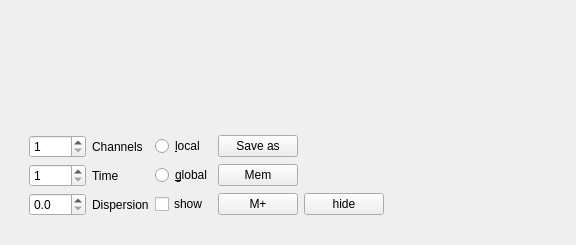
Old version of the form src/spectre.ui in the repository vtyulb/BSA-Analytics.
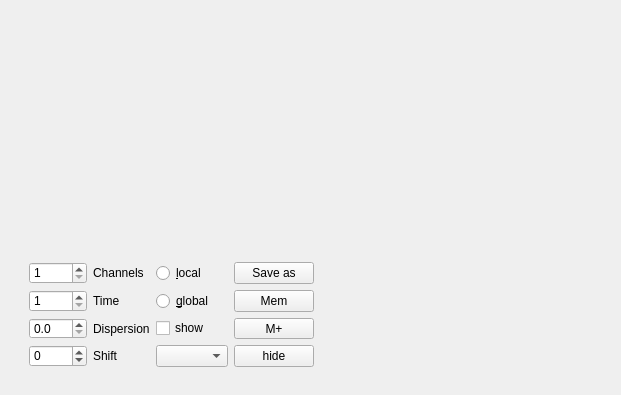
New version of the form. Custom widgets are drawn as their Qt base class.

Commit message: different color models && dispersion shift

What changed in the file:
```diff
--- a/src/spectre.ui
+++ b/src/spectre.ui
@@ -6,8 +6,8 @@
    <rect>
     <x>0</x>
     <y>0</y>
-    <width>576</width>
-    <height>238</height>
+    <width>621</width>
+    <height>395</height>
    </rect>
   </property>
   <property name="windowTitle">
@@ -35,7 +35,7 @@
      <property name="maximumSize">
       <size>
        <width>16777215</width>
-       <height>120</height>
+       <height>140</height>
       </size>
      </property>
      <layout class="QHBoxLayout" name="horizontalLayout_2">
@@ -48,6 +48,13 @@
          </size>
         </property>
         <layout class="QGridLayout" name="gridLayout">
+         <item row="2" column="3">
+          <widget class="QPushButton" name="mem">
+           <property name="text">
+            <string>Mem</string>
+           </property>
+          </widget>
+         </item>
          <item row="0" column="3">
           <widget class="QPushButton" name="saver">
            <property name="text">
@@ -99,20 +106,6 @@
            </property>
           </widget>
          </item>
-         <item row="2" column="3">
-          <widget class="QPushButton" name="mem">
-           <property name="text">
-            <string>Mem</string>
-           </property>
-          </widget>
-         </item>
-         <item row="3" column="3">
-          <widget class="QPushButton" name="memPlus">
-           <property name="text">
-            <string>M+</string>
-           </property>
-          </widget>
-         </item>
          <item row="0" column="2">
           <widget class="QRadioButton" name="local">
            <property name="text">
@@ -134,13 +127,6 @@
            </property>
           </widget>
          </item>
-         <item row="3" column="4">
-          <widget class="QPushButton" name="hideButton">
-           <property name="text">
-            <string>hide</string>
-           </property>
-          </widget>
-         </item>
          <item row="3" column="0">
           <widget class="QDoubleSpinBox" name="dispersion">
            <property name="enabled">
@@ -164,6 +150,40 @@
            </property>
           </widget>
          </item>
+         <item row="3" column="3">
+          <widget class="QPushButton" name="memPlus">
+           <property name="text">
+            <string>M+</string>
+           </property>
+          </widget>
+         </item>
+         <item row="4" column="0">
+          <widget class="QSpinBox" name="shiftDispersion">
+           <property name="minimum">
+            <number>-1000</number>
+           </property>
+           <property name="maximum">
+            <number>1000</number>
+           </property>
+          </widget>
+         </item>
+         <item row="4" column="1">
+          <widget class="QLabel" name="label_4">
+           <property name="text">
+            <string>Shift</string>
+           </property>
+          </widget>
+         </item>
+         <item row="4" column="2">
+          <widget class="QComboBox" name="modelComboBox"/>
+         </item>
+         <item row="4" column="3">
+          <widget class="QPushButton" name="hideButton">
+           <property name="text">
+            <string>hide</string>
+           </property>
+          </widget>
+         </item>
         </layout>
        </widget>
       </item>
```
The commit also changes 2 other files.
